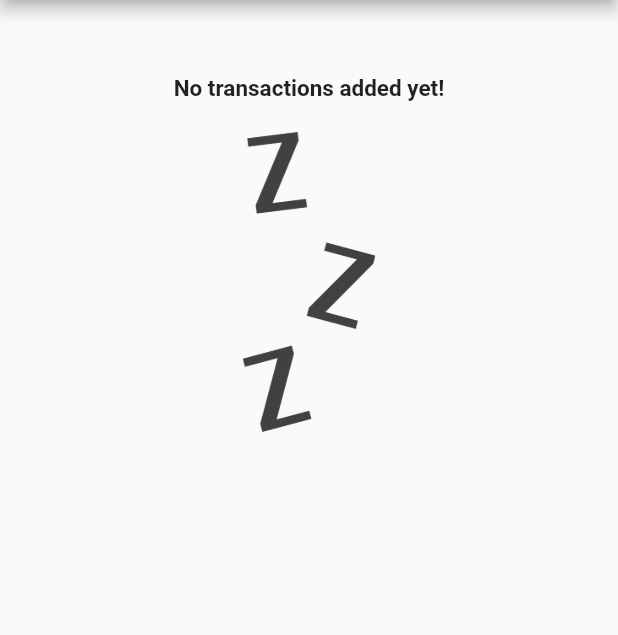
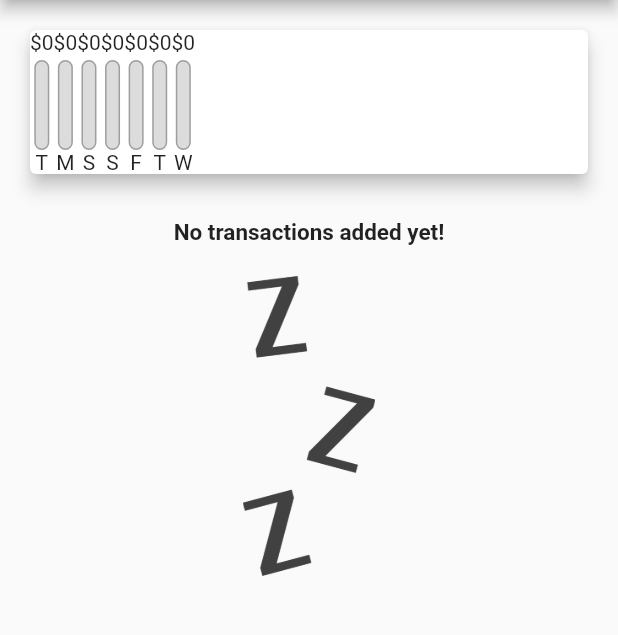
Before and after one commit to vctrtello1/expensePlanner, a Flutter app: the screen it shows after launch, on a phone screen of 412 x 824 dp, the part 84-719 px from its top. Run offline on Flutter 3.47's test engine with Material 2 defaults, Android fonts, the phone set to English and light mode, and no system bars.

Commit message:
chart bars

```diff
--- a/lib/main.dart
+++ b/lib/main.dart
@@ -75,7 +75,10 @@ class _MyHomePageState extends State<MyHomePage> {
         mainAxisAlignment: MainAxisAlignment.start,
         crossAxisAlignment: CrossAxisAlignment.stretch,
         // ignore: prefer_const_literals_to_create_immutables
-        children: <Widget>[Chart(), TransactionList(_userTransaction)],
+        children: <Widget>[
+          Chart(_recentTransactions),
+          TransactionList(_userTransaction)
+        ],
       ),
     );
   }
--- a/lib/widgets/chart.dart
+++ b/lib/widgets/chart.dart
@@ -1,10 +1,14 @@
 import 'package:flutter/material.dart';
 import '../models/transaction.dart';
 import 'package:intl/intl.dart';
+import './chart_bar.dart';
 
 // ignore: use_key_in_widget_constructors
 class Chart extends StatelessWidget {
-  late final List<Transaction> recentTransactions;
+  final List<Transaction> recentTransactions;
+
+  // ignore: use_key_in_widget_constructors
+  const Chart(this.recentTransactions);
 
   List<Map<String, Object>> get groupedTransactionsValues {
     return List.generate(7, (index) {
@@ -20,15 +24,30 @@ class Chart extends StatelessWidget {
           totalSum += recentTransactions[i].amount;
         }
       }
-      return {'day': DateFormat.E().format(weekday), 'amount': totalSum};
+      return {
+        'day': DateFormat.E().format(weekday).substring(0, 1),
+        'amount': totalSum
+      };
+    });
+  }
+
+  double get totalSpending {
+    return groupedTransactionsValues.fold(0.0, (sum, item) {
+      return sum + (item['amount'] as double);
     });
   }
 
   @override
   Widget build(BuildContext context) {
-    return const Card(
-      elevation: 5,
-      margin: EdgeInsets.all(20),
-    );
+    // ignore: prefer_const_constructors
+    return Card(
+        elevation: 5,
+        margin: const EdgeInsets.all(20),
+        child: Row(
+          children: groupedTransactionsValues.map((data) {
+            return ChartBar(data['day'].toString(), (data['amount'] as double),
+                (data['amount'] as double) / totalSpending);
+          }).toList(),
+        ));
   }
 }
--- /dev/null
+++ b/lib/widgets/chart_bar.dart
@@ -0,0 +1,47 @@
+import 'package:flutter/material.dart';
+
+class ChartBar extends StatelessWidget {
+  final String label;
+  final double spendingAmount;
+  final double spendingPctOfTotal;
+
+  const ChartBar(this.label, this.spendingAmount, this.spendingPctOfTotal,
+      {super.key});
+
+  @override
+  Widget build(BuildContext context) {
+    return Column(
+      children: <Widget>[
+        Text('\$${spendingAmount.toStringAsFixed(0)}'),
+        const SizedBox(
+          height: 4,
+        ),
+        // ignore: prefer_const_constructors
+        SizedBox(
+          height: 60,
+          width: 10,
+          child: Stack(
+            children: <Widget>[
+              Container(
+                decoration: BoxDecoration(
+                    border: Border.all(color: Colors.grey, width: 1),
+                    color: const Color.fromRGBO(220, 220, 220, 1),
+                    borderRadius: BorderRadius.circular(20)),
+              ),
+              FractionallySizedBox(
+                heightFactor: spendingPctOfTotal,
+                child: Container(
+                  decoration: BoxDecoration(
+                    color: Colors.blue,
+                    borderRadius: BorderRadius.circular(20),
+                  ),
+                ),
+              )
+            ],
+          ),
+        ),
+        Text(label)
+      ],
+    );
+  }
+}
```
